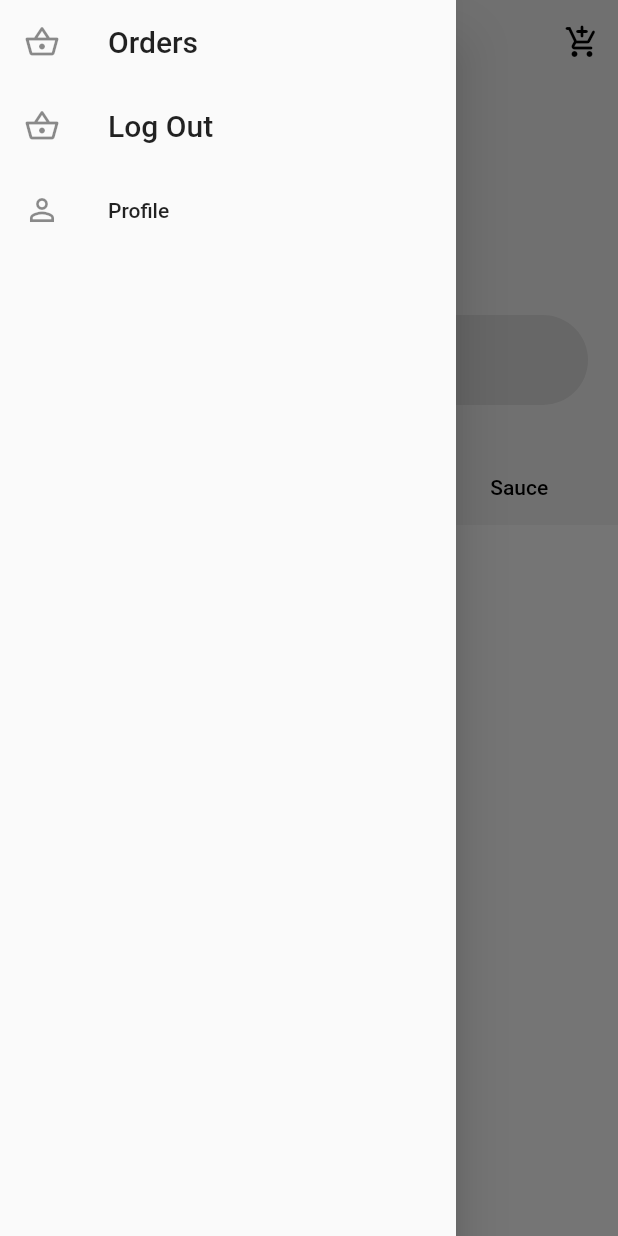
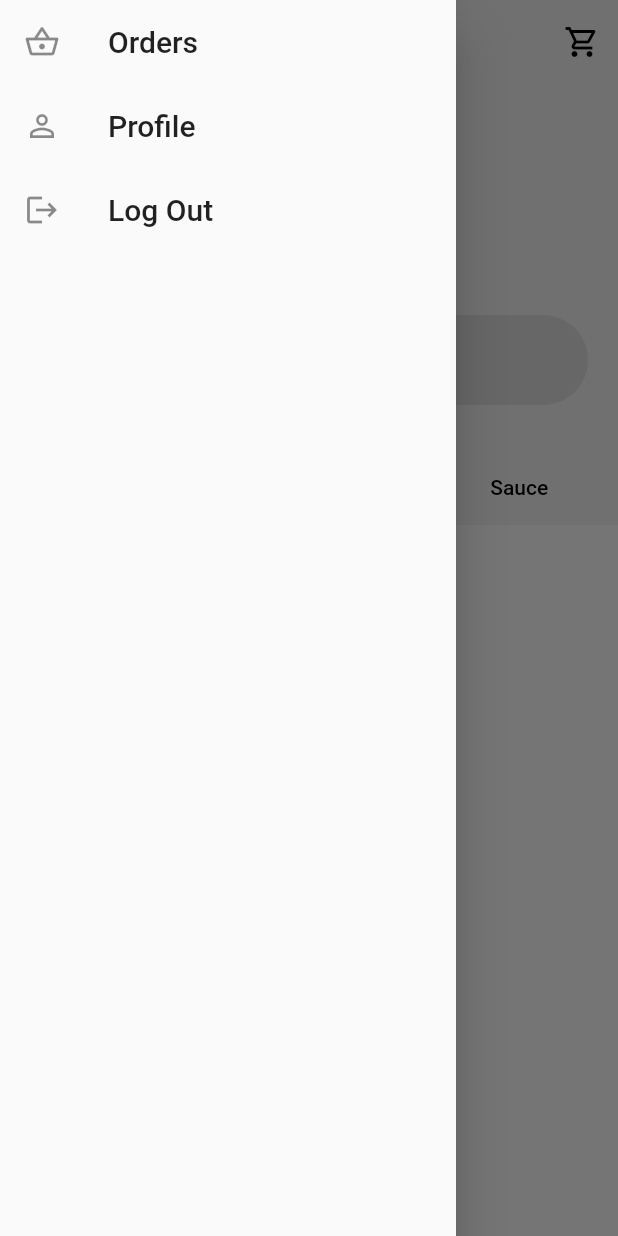
Before and after one commit to ibrahimmohamed2411/Food-Delivery, a Flutter app: the screen it shows once a user with an empty profile is signed in, with the side drawer open, on a phone screen of 412 x 824 dp. Run offline on Flutter 3.47's test engine with Material 2 defaults, Android fonts, the phone set to English and light mode, and no system bars; our stand-ins replace bloc, cloud_firestore, dartz, dio, equatable, firebase_auth and 6 more; missing offline and left inert: data_connection_checker_tv; accounts and stored records are empty.

Commit message:
updating some screens UI

```diff
--- a/lib/app.dart
+++ b/lib/app.dart
@@ -1,6 +1,7 @@
 import 'package:flutter/material.dart';
 import 'package:flutter_bloc/flutter_bloc.dart';
 import 'package:food_delivery/firebase_messaging.dart';
+import 'package:food_delivery/test_screen.dart';
 import 'features/user/presentation/bloc/user_bloc.dart';
 
 import 'config/routes/app_routes.dart';
@@ -26,8 +27,8 @@ class FoodDeliveryApp extends StatelessWidget {
         debugShowCheckedModeBanner: false,
         theme: appTheme(),
         onGenerateRoute: AppRoutes().onGenerateRoute,
-        // home: AuthScreen(),
-        // home: FirebaseMessaging(),
+        // home: TestScreen(),
+
         // supportedLocales: AppLocalizationsSetup.supportedLocales,
         // localeResolutionCallback:
         //     AppLocalizationsSetup.localeResolutionCallback,
--- a/lib/config/routes/app_routes.dart
+++ b/lib/config/routes/app_routes.dart
@@ -4,6 +4,7 @@ import '../../features/cart/presentation/cubit/cart_cubit.dart';
 import '../../features/cart/presentation/screens/cart_screen.dart';
 import '../../features/orders/presentation/screens/orders_screen.dart';
 import '../../features/products/presentation/screens/product_details_screen.dart';
+import '../../features/products/presentation/screens/products_screen.dart';
 import '../../features/profile/presentation/screens/profile_screen.dart';
 import '../../features/user/presentation/screens/forget_password_screen.dart';
 import '../../landing_screen.dart';
@@ -21,6 +22,7 @@ class AppRoutes {
   static const String productDetailsScreen = '/product-details-screen';
   static const String ordersScreen = '/orders-screen';
   static const String profileScreen = '/profile-screen';
+  static const String productsScreen = '/products-screen';
   Route? onGenerateRoute(RouteSettings settings) {
     switch (settings.name) {
       case landingScreen:
@@ -67,6 +69,10 @@ class AppRoutes {
         return MaterialPageRoute(
           builder: (context) => ProfileScreen(),
         );
+      case productsScreen:
+        return MaterialPageRoute(
+          builder: (context) => ProductsScreen(),
+        );
 
       default:
         return null;
--- a/lib/config/themes/app_theme.dart
+++ b/lib/config/themes/app_theme.dart
@@ -4,22 +4,23 @@ import '../../core/utils/app_colors.dart';
 
 ThemeData appTheme() {
   return ThemeData(
-    // primaryColor: AppColors.primary,
+    // primaryColor: AppColors.importantColor,
 
     hintColor: AppColors.hint,
     brightness: Brightness.light,
 
     scaffoldBackgroundColor: Colors.white,
-    // appBarTheme: AppBarTheme(
-    //   centerTitle: true,
-    //   color: Colors.transparent,
-    //   elevation: 0,
-    //   titleTextStyle: TextStyle(
-    //     color: Colors.black,
-    //     fontSize: 20,
-    //     fontWeight: FontWeight.bold,
-    //   ),
-    // ),
+    appBarTheme: AppBarTheme(
+      centerTitle: true,
+      iconTheme: IconThemeData(color: Colors.black),
+      color: Colors.white,
+      elevation: 0,
+      titleTextStyle: TextStyle(
+        color: Colors.black,
+        fontSize: 20,
+        fontWeight: FontWeight.bold,
+      ),
+    ),
     // fontFamily: AppStrings.fontFamily,
     textTheme: TextTheme(
       headlineLarge: TextStyle(
@@ -45,5 +46,8 @@ ThemeData appTheme() {
         fontWeight: FontWeight.bold,
       ),
     ),
+    textSelectionTheme: TextSelectionThemeData(
+      cursorColor: AppColors.importantColor,
+    ),
   );
 }
--- a/lib/features/orders/presentation/widgets/empty_orders.dart
+++ b/lib/features/orders/presentation/widgets/empty_orders.dart
@@ -1,4 +1,5 @@
 import 'package:flutter/material.dart';
+import 'package:food_delivery/config/routes/app_routes.dart';
 import 'package:food_delivery/core/utils/media_query_values.dart';
 import 'package:food_delivery/core/widgets/custom_elevated_button.dart';
 
@@ -42,7 +43,10 @@ class EmptyOrders extends StatelessWidget {
             Spacer(),
             CustomElevatedButton(
               label: 'Create an order',
-              onPressed: () {},
+              onPressed: () {
+                Navigator.of(context).pushNamedAndRemoveUntil(
+                    AppRoutes.productsScreen, (route) => false);
+              },
             ),
           ],
         ),
--- a/lib/features/products/presentation/screens/products_screen.dart
+++ b/lib/features/products/presentation/screens/products_screen.dart
@@ -1,5 +1,8 @@
 import 'package:flutter/material.dart';
 import 'package:flutter_bloc/flutter_bloc.dart';
+import 'package:food_delivery/core/utils/app_colors.dart';
+import 'package:food_delivery/features/products/domain/entities/products.dart';
+import 'package:food_delivery/features/products/presentation/widgets/custom_drawer.dart';
 import '../../../../config/routes/app_routes.dart';
 import '../cubit/products_cubit.dart';
 import 'search.dart';
@@ -18,39 +21,7 @@ class ProductsScreen extends StatelessWidget {
     return BlocProvider(
       create: (context) => sl<ProductsCubit>()..getAllProducts(),
       child: Scaffold(
-        drawer: Drawer(
-          child: ListView(
-            children: [
-              ListTile(
-                leading: Icon(Icons.shopping_basket_outlined),
-                title: Text(
-                  'Orders',
-                  style: TextStyle(fontSize: 20),
-                ),
-                onTap: () {
-                  Navigator.of(context).pushNamed(AppRoutes.ordersScreen);
-                },
-              ),
-              ListTile(
-                leading: Icon(Icons.shopping_basket_outlined),
-                title: Text(
-                  'Log Out',
-                  style: TextStyle(fontSize: 20),
-                ),
-                onTap: () {
-                  sl<UserLocalDataSource>().signOut();
-                },
-              ),
-              ListTile(
-                title: Text('Profile'),
-                leading: Icon(Icons.person_outline),
-                onTap: () {
-                  Navigator.of(context).pushNamed(AppRoutes.profileScreen);
-                },
-              ),
-            ],
-          ),
-        ),
+        drawer: CustomDrawer(),
         body: DefaultTabController(
           length: 4,
           child: SafeArea(
@@ -149,7 +120,7 @@ class ProductsScreen extends StatelessWidget {
                       onPressed: () {
                         Navigator.of(context).pushNamed(AppRoutes.cartScreen);
                       },
-                      icon: Icon(Icons.add_shopping_cart_rounded),
+                      icon: Icon(Icons.shopping_cart_outlined),
                     ),
                   ],
                   expandedHeight: 350,
--- /dev/null
+++ b/lib/features/products/presentation/widgets/custom_drawer.dart
@@ -0,0 +1,49 @@
+import 'package:flutter/material.dart';
+
+import '../../../../config/routes/app_routes.dart';
+import '../../../../inject_container.dart';
+import '../../../user/data/datasources/user_local_data_source.dart';
+
+class CustomDrawer extends StatelessWidget {
+  const CustomDrawer({Key? key}) : super(key: key);
+
+  @override
+  Widget build(BuildContext context) {
+    return Drawer(
+      child: ListView(
+        children: [
+          ListTile(
+            leading: Icon(Icons.shopping_basket_outlined),
+            title: Text(
+              'Orders',
+              style: TextStyle(fontSize: 20),
+            ),
+            onTap: () {
+              Navigator.of(context).pushNamed(AppRoutes.ordersScreen);
+            },
+          ),
+          ListTile(
+            title: Text(
+              'Profile',
+              style: TextStyle(fontSize: 20),
+            ),
+            leading: Icon(Icons.person_outline),
+            onTap: () {
+              Navigator.of(context).pushNamed(AppRoutes.profileScreen);
+            },
+          ),
+          ListTile(
+            leading: Icon(Icons.logout),
+            title: Text(
+              'Log Out',
+              style: TextStyle(fontSize: 20),
+            ),
+            onTap: () {
+              sl<UserLocalDataSource>().signOut();
+            },
+          ),
+        ],
+      ),
+    );
+  }
+}
```
Also changed, not shown: lib/features/cart/presentation/widgets/empty_cart.dart (+9 -1 lines), lib/features/orders/presentation/widgets/custom_order_item.dart (+11 -7 lines), lib/main.dart (+1 -35 lines), lib/test_screen.dart (+24 -11 lines).
